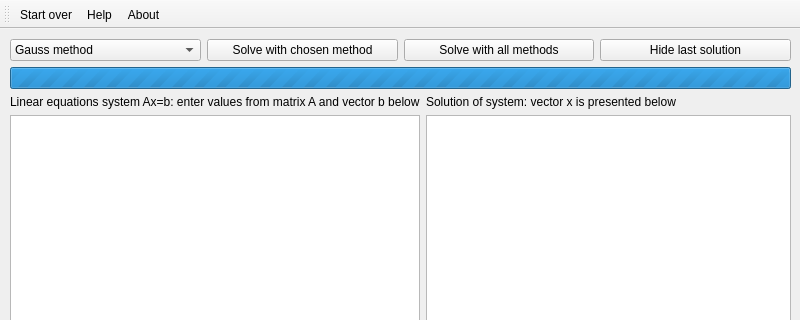
This is 02_systems/ui/mainwindow.ui in vla5924-practice/computational-methods as Qt 5 draws it before an edit; both pictures show x 0 to 800 and y 0 to 320 of the 800 by 490 pixel window. The edited form follows.
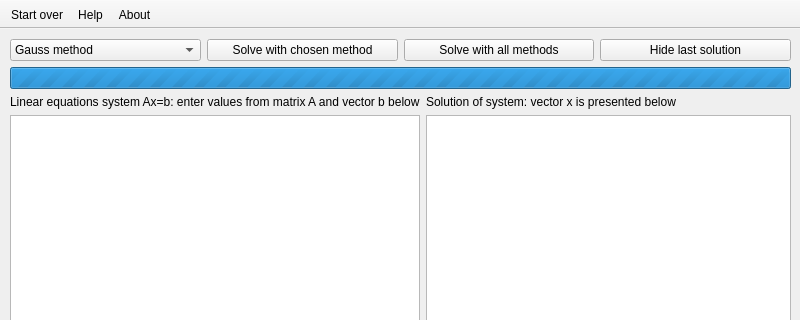
This is the edited form.

What changed in the file:
```diff
--- a/02_systems/ui/mainwindow.ui
+++ b/02_systems/ui/mainwindow.ui
@@ -163,6 +163,12 @@
    <property name="windowTitle">
     <string>toolBar</string>
    </property>
+   <property name="movable">
+    <bool>false</bool>
+   </property>
+   <property name="floatable">
+    <bool>false</bool>
+   </property>
    <attribute name="toolBarArea">
     <enum>TopToolBarArea</enum>
    </attribute>
```
Left out of the diff: 3 changed lines with no effect on the pictures.
